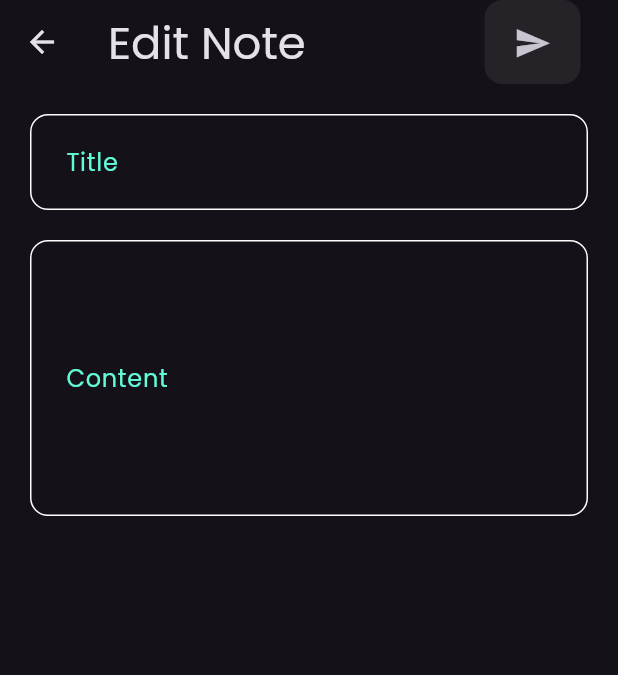
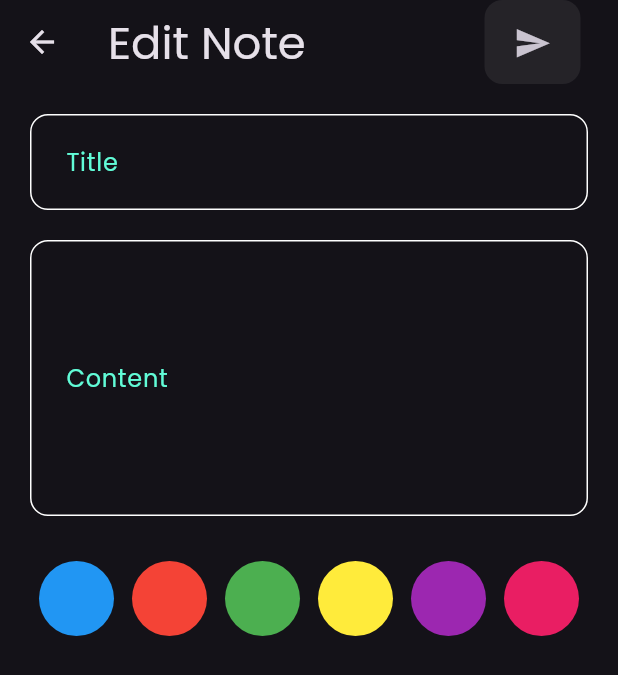
Before and after one commit to AhmedRasmy1/notes_app, a Flutter app: the EditNote screen opened directly with empty values, on a phone screen of 412 x 824 dp. Shown: the top 675 px of the screen. Run offline on Flutter 3.47's test engine with Material 3 defaults, Android fonts, the phone set to English and light mode, and no system bars; our stand-ins replace bloc, flutter_bloc, font_awesome_flutter, google_fonts, hive, hive_flutter; accounts and stored records are empty.

Commit message:
project is DONE !

```diff
--- a/lib/Cubits/add_note_cubit/add_note_cubit.dart
+++ b/lib/Cubits/add_note_cubit/add_note_cubit.dart
@@ -1,5 +1,6 @@
 import 'package:bloc/bloc.dart';
 import 'package:flutter/foundation.dart';
+import 'package:flutter/material.dart';
 import 'package:hive_flutter/hive_flutter.dart';
 import 'package:notes_app/Models/note_model.dart';
 import 'package:notes_app/Views/Widgets/constants.dart';
@@ -8,7 +9,9 @@ part 'add_note_state.dart';
 
 class AddNoteCubit extends Cubit<AddNoteState> {
   AddNoteCubit() : super(AddNoteInitial());
+  Color? color = Colors.blue;
   addNote(NoteModel note) async {
+    note.color = color!.value;
     emit(AddNoteLoading());
     try {
       var notesBox = Hive.box<NoteModel>(kNotesBox);
--- a/lib/Views/Widgets/constants.dart
+++ b/lib/Views/Widgets/constants.dart
@@ -1 +1,15 @@
+import 'package:flutter/material.dart';
+
 const kNotesBox = "notes_box";
+List<Color> kColor = [
+  Colors.blue,
+  Colors.red,
+  Colors.green,
+  Colors.yellow,
+  Colors.purple,
+  Colors.pink,
+  Colors.orange,
+  Colors.brown,
+  Colors.indigo,
+  Colors.teal,
+];
--- a/lib/Views/Widgets/custom_item_note.dart
+++ b/lib/Views/Widgets/custom_item_note.dart
@@ -1,7 +1,6 @@
 import 'package:flutter/material.dart';
 import 'package:flutter_bloc/flutter_bloc.dart';
 import 'package:font_awesome_flutter/font_awesome_flutter.dart';
-import 'package:google_fonts/google_fonts.dart';
 import 'package:intl/intl.dart';
 import 'package:notes_app/Cubits/cubit/notes_cubit.dart';
 import 'package:notes_app/Models/note_model.dart';
--- /dev/null
+++ b/lib/Views/Widgets/edit_note_color.dart
@@ -0,0 +1,47 @@
+import 'package:flutter/cupertino.dart';
+import 'package:notes_app/Models/note_model.dart';
+import 'package:notes_app/Views/Widgets/color_item.dart';
+import 'package:notes_app/Views/Widgets/constants.dart';
+
+class SelectedEditNoteColor extends StatefulWidget {
+  const SelectedEditNoteColor({super.key, required this.note});
+  final NoteModel note;
+  @override
+  State<SelectedEditNoteColor> createState() => _SelectedEditNoteColorState();
+}
+
+class _SelectedEditNoteColorState extends State<SelectedEditNoteColor> {
+  late int currentIndex;
+
+  @override
+  void initState() {
+    currentIndex =
+        kColor.indexWhere((color) => color.value == widget.note.color);
+
+    super.initState();
+  }
+
+  @override
+  Widget build(BuildContext context) {
+    return SizedBox(
+      height: 50,
+      child: ListView.builder(
+        scrollDirection: Axis.horizontal,
+        itemCount: kColor.length,
+        itemBuilder: (context, index) {
+          return GestureDetector(
+            onTap: () {
+              currentIndex = index;
+              widget.note.color = kColor[index].value;
+              setState(() {});
+            },
+            child: ColorItem(
+              isSelected: currentIndex == index,
+              color: kColor[index],
+            ),
+          );
+        },
+      ),
+    );
+  }
+}
--- a/lib/Views/edit_note_view.dart
+++ b/lib/Views/edit_note_view.dart
@@ -4,6 +4,7 @@ import 'package:notes_app/Cubits/cubit/notes_cubit.dart';
 import 'package:notes_app/Models/note_model.dart';
 import 'package:notes_app/Views/Widgets/custom_icon.dart';
 import 'package:notes_app/Views/Widgets/custom_text_field.dart';
+import 'package:notes_app/Views/Widgets/edit_note_color.dart';
 
 class EditNote extends StatefulWidget {
   const EditNote({super.key, required this.note});
@@ -39,7 +40,8 @@ class _EditNoteState extends State<EditNote> {
       ),
       body: Padding(
         padding: const EdgeInsets.all(20),
-        child: Column(children: [
+        child: Column(
+          children: [
             CustomTextField(
               onChanged: (value) {
                 title = value;
@@ -57,7 +59,12 @@ class _EditNoteState extends State<EditNote> {
               hintText: widget.note.subtitle,
               labelText: "Content",
             ),
-        ]),
+            const SizedBox(height: 30),
+            SelectedEditNoteColor(
+              note: widget.note,
+            ),
+          ],
+        ),
       ),
     );
   }
```
Also changed, not shown: lib/Views/Widgets/color_item.dart (+8 -15 lines). Lines whose indentation alone changed are shown as unchanged.
